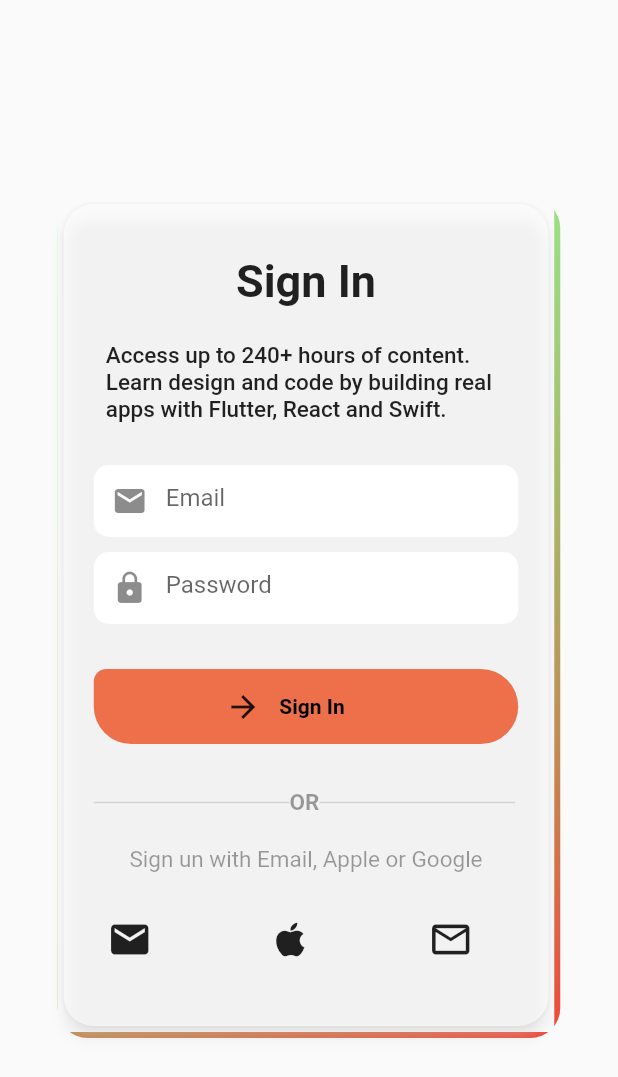
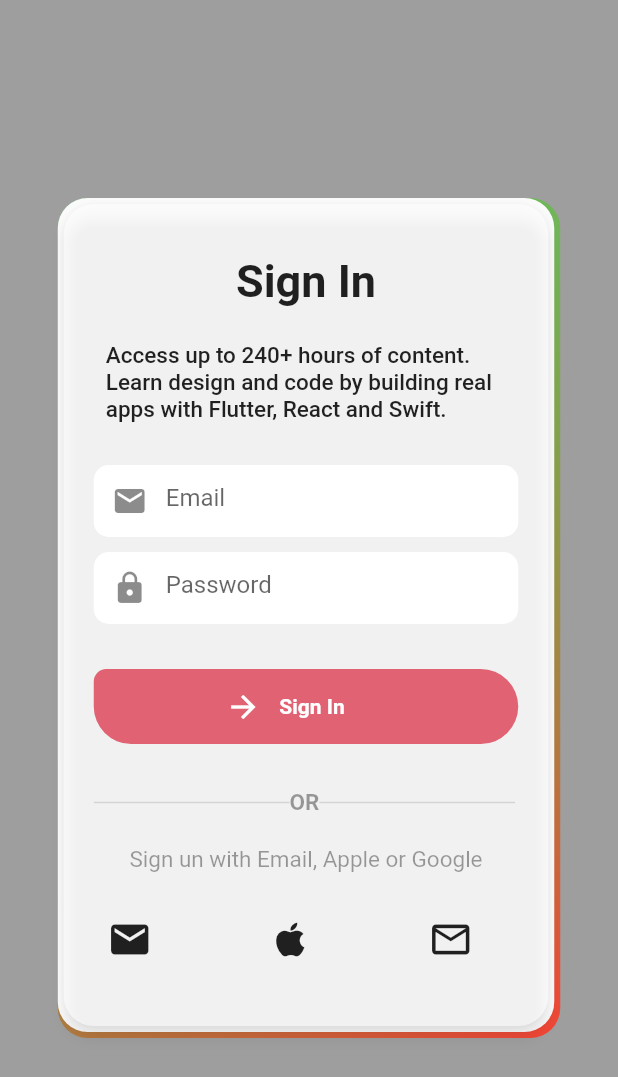
Before and after one commit to SibuleleMboyi/custome_animated_app, a Flutter app: the SignInScreen screen opened directly, on a phone screen of 412 x 824 dp. Shown: the top 1077 px of the screen. Run offline on Flutter 3.47's test engine with Material 2 defaults, Android fonts, the phone set to English and light mode, and no system bars; our stand-ins replace logger, rive; Roboto replaces fonts that are missing (Trajan Pro).

Commit message:
ui update

```diff
--- a/lib/main.dart
+++ b/lib/main.dart
@@ -18,8 +18,8 @@ class MyApp extends StatelessWidget {
         primarySwatch: Colors.blue,
       ),
       debugShowCheckedModeBanner: false,
-      //home: const WelcomeScreen(),
-      home: const SignInScreen(),
+      home: const WelcomeScreen(),
+      //home: const SignInScreen(),
     );
   }
 }
--- a/lib/screens/sign-in/signin_screen.dart
+++ b/lib/screens/sign-in/signin_screen.dart
@@ -20,6 +20,7 @@ class _SignInScreenState extends State<SignInScreen> {
   @override
   Widget build(BuildContext context) {
     return const Scaffold(
+      backgroundColor: Colors.grey,
       body: Center(child: CustomCard()),
     );
   }
--- a/lib/screens/sign-in/widgets/custom_card.dart
+++ b/lib/screens/sign-in/widgets/custom_card.dart
@@ -53,16 +53,18 @@ class _CustomCardState extends State<CustomCard> {
 
   Widget _buildOverlay() {
     return Material(
+        borderRadius: const BorderRadius.all(Radius.circular(20.0)),
         child: Card(
           shape: const RoundedRectangleBorder(
             borderRadius: BorderRadius.all(Radius.circular(20.0)),
           ),
           // margin: const EdgeInsets.symmetric(horizontal: 10.0),
           color: Colors.white60,
-      shadowColor: Colors.white70,
+          shadowColor: Colors.black45,
           elevation: 4.0,
           child: Padding(
-        padding: const EdgeInsets.symmetric(horizontal: 20.0, vertical: 20.0),
+            padding:
+                const EdgeInsets.symmetric(horizontal: 20.0, vertical: 20.0),
             child: Column(
               mainAxisAlignment: MainAxisAlignment.center,
               children: [
@@ -132,10 +134,12 @@ class _CustomCardState extends State<CustomCard> {
 
   @override
   Widget build(BuildContext context) {
-    return CompositedTransformTarget(
+    return Stack(
+      children: [
+        CompositedTransformTarget(
           link: layerLink,
           child: Container(
-        height: 560, //395
+            height: 560, //560
             width: 335, // 335
             decoration: BoxDecoration(
                 borderRadius: BorderRadius.circular(20.0),
@@ -145,8 +149,8 @@ class _CustomCardState extends State<CustomCard> {
                   end: Alignment.bottomRight,
                 )),
           ),
+        ),
+      ],
     );
   }
-  // shape: RoundedRectangleBorder(borderRadius: BorderRadius.circular(10.0)),
-
 }
--- a/lib/screens/sign-in/widgets/custom_form.dart
+++ b/lib/screens/sign-in/widgets/custom_form.dart
@@ -66,21 +66,22 @@ class _CustomFormState extends State<CustomForm> {
                 topLeft: Radius.circular(10),
                 bottomLeft: Radius.circular(30),
               ),
-              color: Color.fromARGB(255, 238, 112, 74),
+              //color: Color.fromARGB(255, 238, 112, 74),
+              color: Color.fromARGB(255, 224, 98, 115),
             ),
             child: Row(
               mainAxisAlignment: MainAxisAlignment.center,
               children: [
                 IconButton(
                   onPressed: () {},
-                  icon: const Icon(Icons.arrow_forward),
+                  icon: const Icon(Icons.arrow_forward, color: Colors.white),
                 ),
                 const Text(
                   "Sign In",
                   style: TextStyle(
                     fontFamily: "Trajan Pro",
                     fontWeight: FontWeight.bold,
-                    color: Colors.black,
+                    color: Colors.white,
                   ),
                 ),
                 const SizedBox(width: 40.0)
```
Also changed, not shown: lib/screens/welcome/widgets/start_course_button.dart (+35 -32 lines). Lines whose indentation alone changed are shown as unchanged.
